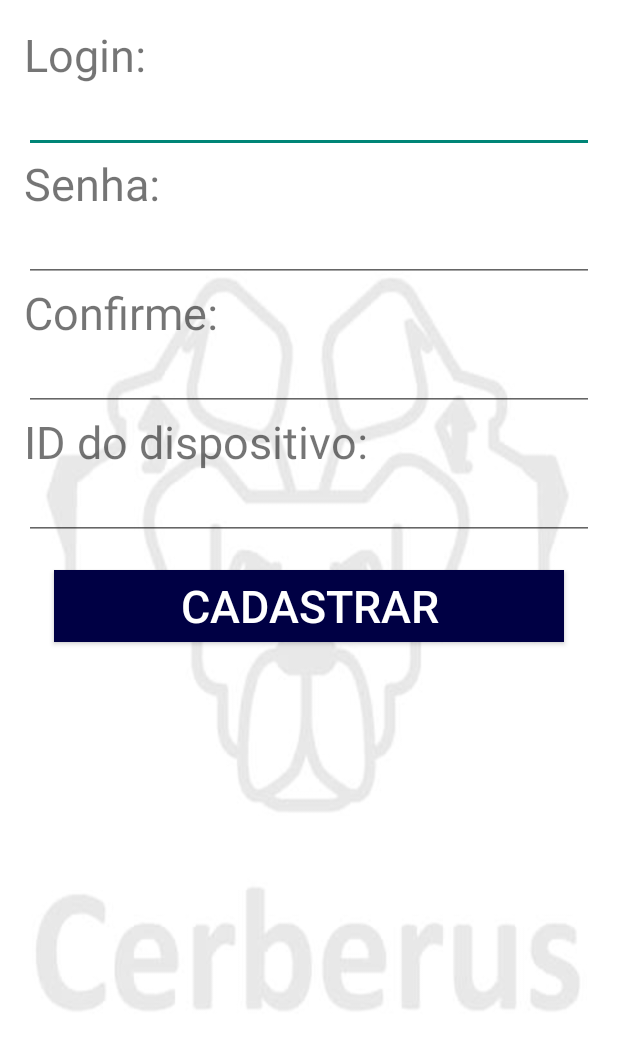
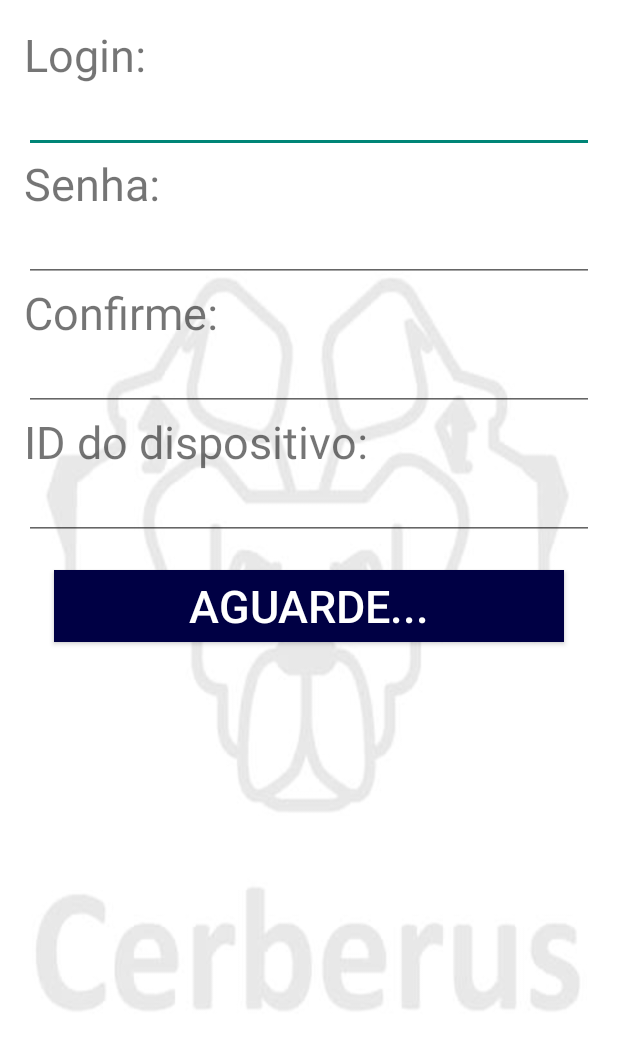
Before and after one commit to Henrod/Cerberus, an Android app: the SignUp screen opened directly, with no data from a screen before it, after a tap on "CADASTRAR", on a phone screen of 412 x 824 dp. Shown: the top 1050 px of the screen. Run offline under Robolectric (Android 15) with nearby library versions, the phone set to English and light mode, and no system bars.

Commit message:
ultimas mudancas

```diff
--- a/app/src/main/java/com/example/henrique/cerberus/Alert.java
+++ b/app/src/main/java/com/example/henrique/cerberus/Alert.java
@@ -126,7 +126,7 @@ public class Alert extends FragmentActivity implements OnMapReadyCallback {
         protected String doInBackground(String... params) {
             Log.d("debug", "run");
             try {
-                URL server = new URL(MainActivity.ip_server + "get_location.php?id_java=" + id_rasp);
+                URL server = new URL(MainActivity.IP_SERVER + "get_location.php?id_java=" + id_rasp);
                 BufferedReader in = new BufferedReader(new InputStreamReader(server.openStream()));
                 json = in.readLine();
             } catch (IOException e) {
--- a/app/src/main/java/com/example/henrique/cerberus/Configuration.java
+++ b/app/src/main/java/com/example/henrique/cerberus/Configuration.java
@@ -69,7 +69,7 @@ public class Configuration extends Activity {
                     super.run();
 
                     try {
-                        URL server = new URL(MainActivity.ip_server + "set_config.php?id_java=" + id_rasp +
+                        URL server = new URL(MainActivity.IP_SERVER + "set_config.php?id_java=" + id_rasp +
                                 "&config=" + operationMode);
                         BufferedReader in = new BufferedReader(new InputStreamReader(server.openStream()));
                         json = in.readLine();
--- a/app/src/main/java/com/example/henrique/cerberus/LockCar.java
+++ b/app/src/main/java/com/example/henrique/cerberus/LockCar.java
@@ -85,7 +85,7 @@ public class LockCar extends Activity {
             //establish server socker
 
             try {
-                URL server = new URL(MainActivity.ip_server + "get_infos.php?id_java=" + id_rasp);
+                URL server = new URL(MainActivity.IP_SERVER + "get_infos.php?id_java=" + id_rasp);
                 BufferedReader in = new BufferedReader(new InputStreamReader(server.openStream()));
                 json = in.readLine();
             } catch (IOException e) {
--- a/app/src/main/java/com/example/henrique/cerberus/MainActivity.java
+++ b/app/src/main/java/com/example/henrique/cerberus/MainActivity.java
@@ -20,8 +20,8 @@ import java.security.NoSuchAlgorithmException;
 
 public class MainActivity extends ActionBarActivity {
 
-    //public static final String ip_server = "http://192.168.1.178/cerberus/";
-    public static final String ip_server = "https://cerberus-thiagolira1.c9users.io/";
+    //public static final String IP_SERVER = "http://192.168.1.109/cerberus/";
+    public static final String IP_SERVER = "https://cerberus-thiagolira1.c9users.io/";
 
     EditText et_login;
     EditText et_passwd;
@@ -54,7 +54,7 @@ public class MainActivity extends ActionBarActivity {
             //establish server socker
 
             try {
-                URL server = new URL(ip_server + "get_login.php?login_java=" + login +
+                URL server = new URL(IP_SERVER + "get_login.php?login_java=" + login +
                                         "&senha_java=" + passwd);
                 BufferedReader in = new BufferedReader(new InputStreamReader(server.openStream()));
                 json = in.readLine();
--- a/app/src/main/java/com/example/henrique/cerberus/SignUp.java
+++ b/app/src/main/java/com/example/henrique/cerberus/SignUp.java
@@ -6,6 +6,7 @@ import android.os.AsyncTask;
 import android.os.Bundle;
 import android.util.Log;
 import android.view.View;
+import android.widget.Button;
 import android.widget.EditText;
 import android.widget.Toast;
 
@@ -35,6 +36,8 @@ public class SignUp extends Activity {
     }
 
     public void new_register(View view) throws NoSuchAlgorithmException {
+        ((Button) view).setText("Aguarde...");
+
         id_rasp = et_id_rasp.getText().toString();
         login = et_login.getText().toString();
         passwd = et_passwd.getText().toString();
@@ -62,9 +65,10 @@ public class SignUp extends Activity {
 
                     BufferedReader in;
                     try {
-                        URL server = new URL(MainActivity.ip_server + "set_login.php?login_java=" + login +
+                        URL server = new URL(MainActivity.IP_SERVER + "set_login.php?login_java=" + login +
                                 "&senha_java=" + passwd + "&id_java=" + id_rasp);
-                        in = new BufferedReader(new InputStreamReader(server.openStream()));
+                        InputStreamReader inp = new InputStreamReader(server.openStream());
+                        in = new BufferedReader(inp);
                         String message = in.readLine();
                         Log.i("web message", message);
                         switch (message) {
@@ -103,15 +107,18 @@ public class SignUp extends Activity {
                                 if(login_exist) {
                                     login_exist = false;
                                     Toast.makeText(SignUp.this, "Login já existente. Por favor escolha outro.", Toast.LENGTH_LONG).show();
+                                    ((Button) findViewById(R.id.ok_button)).setText("Cadastrar");
                                     findViewById(R.id.ok_button).setClickable(true);
                                 } else if(!free_rasp) {
                                     free_rasp    = true;
                                     Toast.makeText(SignUp.this, "Dispositivo já em uso. Adicione o correto ID.", Toast.LENGTH_LONG).show();
                                     findViewById(R.id.ok_button).setClickable(true);
+                                    ((Button) findViewById(R.id.ok_button)).setText("Cadastrar");
                                 } else if (!exist_rasp) {
                                     exist_rasp = true;
                                     Toast.makeText(SignUp.this, "Dispositivo inexistente. Adicione o correto ID.", Toast.LENGTH_LONG).show();
                                     findViewById(R.id.ok_button).setClickable(true);
+                                    ((Button) findViewById(R.id.ok_button)).setText("Cadastrar");
                                 }
                             }
                         }
--- a/app/src/main/res/layout/activity_lock.xml
+++ b/app/src/main/res/layout/activity_lock.xml
@@ -114,7 +114,7 @@
             android:background="#000044"
             android:textColor="#ffffff"
             android:layout_gravity="center"
-            android:text="Ver no mapa"
+            android:text="Me dê ibagens!"
             android:layout_marginLeft="10dp"
             android:layout_marginRight="10dp"
             android:layout_marginBottom="10dp"
--- a/app/src/main/res/values/styles.xml
+++ b/app/src/main/res/values/styles.xml
@@ -5,10 +5,4 @@
         <!-- Customize your theme here. -->
     </style>
 
-    <style name="BackGroundImageView">
-        <item name="android:alpha">0.5</item>
-        <item name="android:scaleType">fitXY</item>
-        <item name="android:src">@drawable/wallpaper_lock</item>
-    </style>
-
 </resources>
```
Also changed, not shown: gradle/wrapper/gradle-wrapper.properties, 2 other files.
